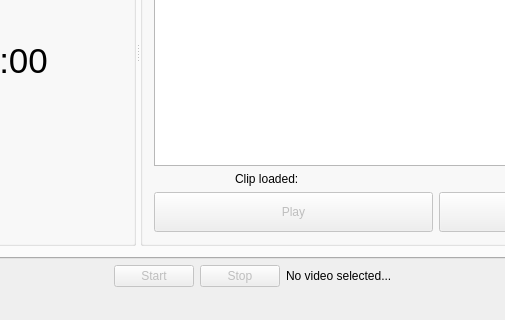
The window that CuteCaspar/MainWindow.ui (geertdaelemans/CuteCaspar) describes before a commit, drawn with Qt 5; both pictures show x 249 to 754 and y 238 to 558 of the 1004 by 558 pixel window.
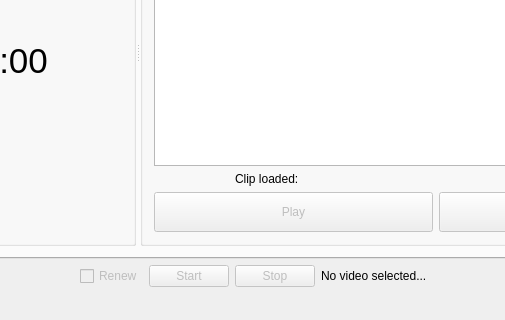
The same window after the commit. Icons and pictures are not drawn.

```diff
--- a/CuteCaspar/MainWindow.ui
+++ b/CuteCaspar/MainWindow.ui
@@ -211,6 +211,16 @@
         </property>
        </spacer>
       </item>
+      <item>
+       <widget class="QCheckBox" name="renewCheckBox">
+        <property name="enabled">
+         <bool>false</bool>
+        </property>
+        <property name="text">
+         <string>Renew</string>
+        </property>
+       </widget>
+      </item>
       <item>
        <widget class="QPushButton" name="startPushButton">
         <property name="enabled">
```
